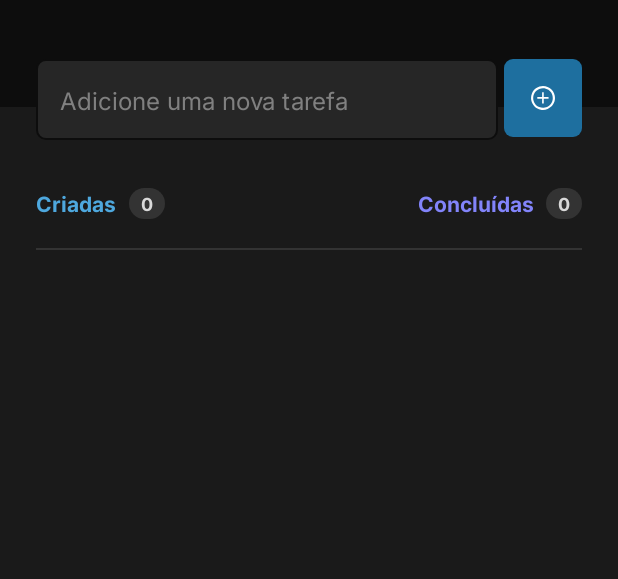
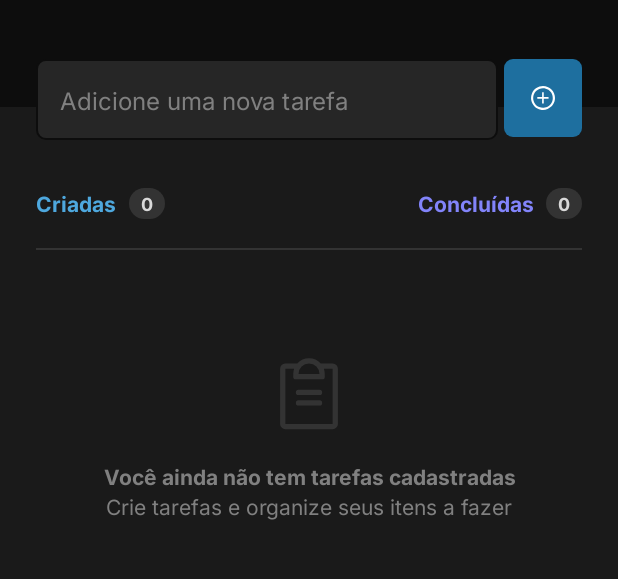
Before and after one commit to kassiosilva/todo-list-android, an Android app: the layout activity_main.xml on its own in the app's theme, with its tools: preview values and no code run, on a phone screen of 412 x 824 dp, the part 108-687 px from its top. Run offline under Robolectric (Android 15) with nearby library versions, the phone set to English and light mode, and no system bars.

Commit message:
feat: Add estilo da lista quando está vazia

```diff
--- a/app/build.gradle
+++ b/app/build.gradle
@@ -30,6 +30,9 @@ android {
     kotlinOptions {
         jvmTarget = '1.8'
     }
+    buildFeatures {
+        viewBinding true
+    }
 }
 
 dependencies {
--- /dev/null
+++ b/app/src/main/res/drawable/ic_clipboard.xml
@@ -0,0 +1,9 @@
+<vector xmlns:android="http://schemas.android.com/apk/res/android"
+    android:width="32dp"
+    android:height="32dp"
+    android:viewportWidth="256"
+    android:viewportHeight="256">
+  <path
+      android:pathData="M168,152a8,8 0,0 1,-8 8L96,160a8,8 0,0 1,0 -16h64A8,8 0,0 1,168 152ZM160,112L96,112a8,8 0,0 0,0 16h64a8,8 0,0 0,0 -16ZM216,48L216,216a16,16 0,0 1,-16 16L56,232a16,16 0,0 1,-16 -16L40,48A16,16 0,0 1,56 32L92.26,32a47.92,47.92 0,0 1,71.48 0L200,32A16,16 0,0 1,216 48ZM96,64h64a32,32 0,0 0,-64 0ZM200,48L173.25,48A47.93,47.93 0,0 1,176 64v8a8,8 0,0 1,-8 8L88,80a8,8 0,0 1,-8 -8L80,64a47.93,47.93 0,0 1,2.75 -16L56,48L56,216L200,216Z"
+      android:fillColor="#000000"/>
+</vector>
--- a/app/src/main/res/layout/activity_main.xml
+++ b/app/src/main/res/layout/activity_main.xml
@@ -91,11 +91,11 @@
         android:id="@+id/text_completed_tasks"
         android:layout_width="wrap_content"
         android:layout_height="wrap_content"
+        android:layout_marginEnd="8dp"
         android:fontFamily="@font/inter_bold"
         android:text="@string/completed_tasks"
         android:textColor="@color/purple"
         android:textSize="14sp"
-        android:layout_marginEnd="8dp"
         app:layout_constraintEnd_toStartOf="@id/text_completed_tasks_value"
         app:layout_constraintTop_toTopOf="@id/text_tasks_created" />
 
@@ -104,23 +104,43 @@
         android:layout_width="wrap_content"
         android:layout_height="wrap_content"
         android:layout_marginEnd="24dp"
-        android:text="@string/completed_tasks_value"
+        android:background="@drawable/rounded_text_value"
+        android:fontFamily="@font/inter_bold"
         android:paddingHorizontal="8dp"
         android:paddingVertical="2dp"
+        android:text="@string/completed_tasks_value"
         android:textColor="@color/gray_200"
         android:textSize="12sp"
-        android:fontFamily="@font/inter_bold"
-        android:background="@drawable/rounded_text_value"
         app:layout_constraintEnd_toEndOf="parent"
         app:layout_constraintTop_toTopOf="@id/text_completed_tasks" />
 
     <View
+        android:id="@+id/view_divider"
+        android:layout_width="0dp"
+        android:layout_height="1dp"
+        android:layout_marginHorizontal="24dp"
+        android:layout_marginTop="20dp"
         android:background="@color/gray_400"
-        app:layout_constraintTop_toBottomOf="@id/text_tasks_created"
+        app:layout_constraintEnd_toEndOf="parent"
         app:layout_constraintStart_toStartOf="parent"
+        app:layout_constraintTop_toBottomOf="@id/text_tasks_created" />
+
+    <androidx.recyclerview.widget.RecyclerView
+        android:id="@+id/recycler_tasks"
+        android:layout_width="0dp"
+        android:layout_height="0dp"
+        android:paddingHorizontal="24dp"
+        android:paddingVertical="20dp"
+        app:layout_constraintBottom_toBottomOf="parent"
         app:layout_constraintEnd_toEndOf="parent"
-        android:layout_marginTop="20dp"
-        android:layout_marginHorizontal="24dp"
-        android:layout_width="0dp"
-        android:layout_height="1dp" />
+        app:layout_constraintStart_toStartOf="parent"
+        app:layout_constraintTop_toBottomOf="@id/view_divider" />
+
+    <include
+        android:id="@+id/empty_container"
+        layout="@layout/empty_list"
+        android:layout_width="match_parent"
+        android:layout_height="match_parent"
+        android:visibility="gone"
+        tools:visibility="visible" />
 </androidx.constraintlayout.widget.ConstraintLayout>
--- /dev/null
+++ b/app/src/main/res/layout/empty_list.xml
@@ -0,0 +1,45 @@
+<?xml version="1.0" encoding="utf-8"?>
+<androidx.constraintlayout.widget.ConstraintLayout xmlns:android="http://schemas.android.com/apk/res/android"
+    xmlns:app="http://schemas.android.com/apk/res-auto"
+    android:layout_width="match_parent"
+    android:layout_height="match_parent">
+
+    <ImageView
+        app:tint="@color/gray_400"
+        android:id="@+id/image_icon"
+        android:layout_width="56dp"
+        android:layout_height="56dp"
+        android:src="@drawable/ic_clipboard"
+        app:layout_constraintBottom_toBottomOf="parent"
+        app:layout_constraintEnd_toEndOf="parent"
+        app:layout_constraintStart_toStartOf="parent"
+        app:layout_constraintTop_toTopOf="parent"
+        app:layout_constraintVertical_bias="0.4" />
+
+    <TextView
+        android:layout_marginTop="16dp"
+        android:id="@+id/text_title"
+        android:layout_width="0dp"
+        android:layout_height="wrap_content"
+        android:fontFamily="@font/inter_bold"
+        android:gravity="center"
+        android:text="@string/empty_list_title"
+        android:textColor="@color/gray_300"
+        android:textSize="14sp"
+        app:layout_constraintEnd_toEndOf="parent"
+        app:layout_constraintStart_toStartOf="parent"
+        app:layout_constraintTop_toBottomOf="@id/image_icon" />
+
+    <TextView
+        android:id="@+id/text_subtitle"
+        android:layout_width="0dp"
+        android:layout_height="wrap_content"
+        android:fontFamily="@font/inter"
+        android:gravity="center"
+        android:text="@string/empty_list_subtitle"
+        android:textColor="@color/gray_300"
+        android:textSize="14sp"
+        app:layout_constraintEnd_toEndOf="parent"
+        app:layout_constraintStart_toStartOf="parent"
+        app:layout_constraintTop_toBottomOf="@id/text_title" />
+</androidx.constraintlayout.widget.ConstraintLayout>
--- a/app/src/main/res/values/strings.xml
+++ b/app/src/main/res/values/strings.xml
@@ -5,4 +5,8 @@
     <string name="tasks_created_value">0</string>
     <string name="completed_tasks">Concluídas</string>
     <string name="completed_tasks_value">0</string>
+    <!-- TODO: Remove or change this placeholder text -->
+    <string name="hello_blank_fragment">Hello blank fragment</string>
+    <string name="empty_list_title">Você ainda não tem tarefas cadastradas</string>
+    <string name="empty_list_subtitle">Crie tarefas e organize seus itens a fazer</string>
 </resources>
```
Also changed, not shown: app/src/main/java/com/example/todolist/EmptyObserver.kt (added, +30 -0 lines), app/src/main/java/com/example/todolist/MainActivity.kt (+74 -2 lines).
